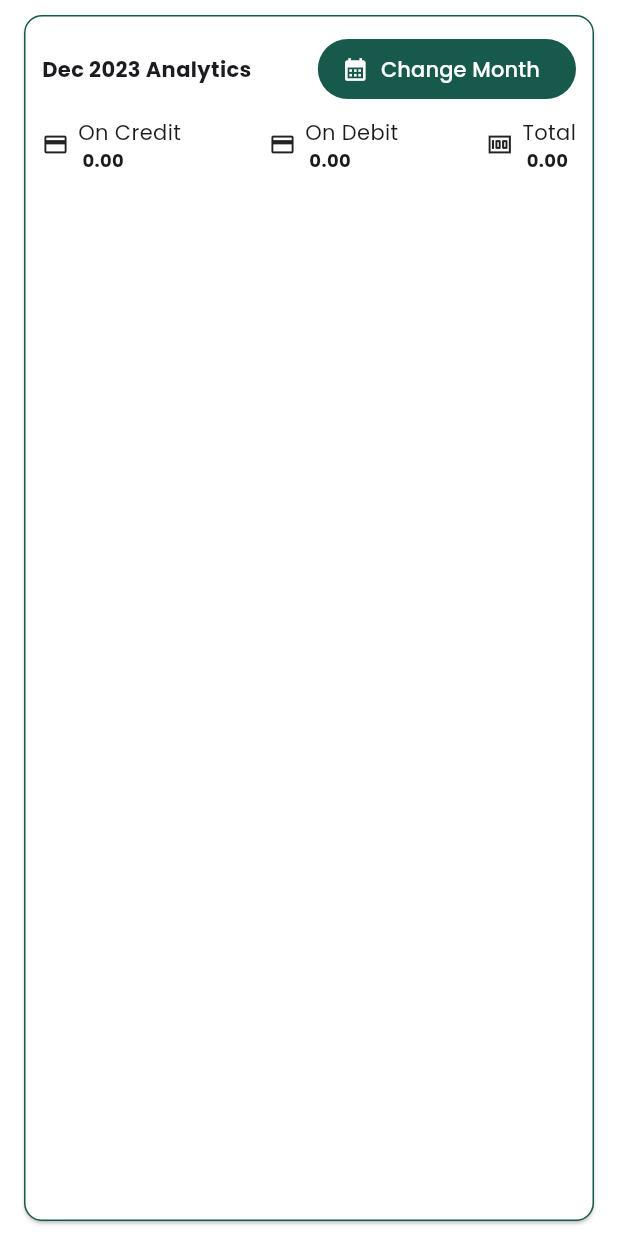
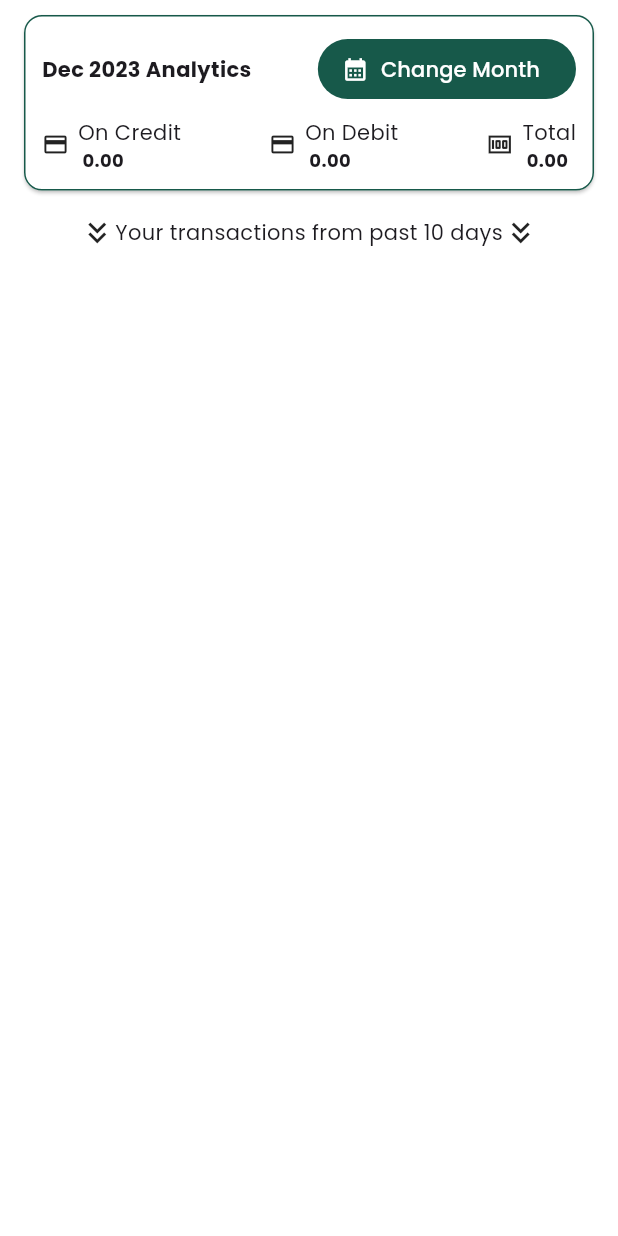
Before and after one commit to muhammed-shaheer-keerirakath/pay-tracker, a Flutter app: the SpendingAnalytics widget shown alone on an empty page, opened directly, on a phone screen of 412 x 824 dp. Run offline on Flutter 3.47's test engine with Material 3 defaults, Android fonts, the phone set to English and light mode, and no system bars; our stand-ins replace google_fonts, shared_preferences; missing offline and left inert: telephony; accounts and stored records are empty.

Commit message:
style: :lipstick: displays past 10 days info and numbering

```diff
--- a/lib/screens/spending_analytics/spending_analytics.dart
+++ b/lib/screens/spending_analytics/spending_analytics.dart
@@ -24,7 +24,9 @@ class _SpendingAnalyticsState extends State<SpendingAnalytics> {
 
     return Padding(
       padding: const EdgeInsets.fromLTRB(12, 6, 12, 6),
-      child: Card(
+      child: Column(
+        children: [
+          Card(
             shape: RoundedRectangleBorder(
               side: BorderSide(
                 color: Theme.of(context).colorScheme.outline,
@@ -55,8 +57,8 @@ class _SpendingAnalyticsState extends State<SpendingAnalytics> {
                                   child: Column(
                                     children: [
                                       Padding(
-                                    padding:
-                                        const EdgeInsets.fromLTRB(16, 8, 8, 8),
+                                        padding: const EdgeInsets.fromLTRB(
+                                            16, 8, 8, 8),
                                         child: Row(
                                           mainAxisAlignment:
                                               MainAxisAlignment.spaceBetween,
@@ -80,19 +82,22 @@ class _SpendingAnalyticsState extends State<SpendingAnalytics> {
                                           itemCount: 12,
                                           itemBuilder: (context, index) {
                                             bool isCurrentSelection =
-                                            (messageStoreModel.currentMonth ==
+                                                (messageStoreModel
+                                                        .currentMonth ==
                                                     monthsMMMFormat[index]);
 
                                             return InkWell(
                                               onTap: () {
                                                 setState(() {
-                                              messageStoreModel.currentMonth =
+                                                  messageStoreModel
+                                                          .currentMonth =
                                                       monthsMMMFormat[index];
                                                 });
                                                 Navigator.pop(buildContext);
                                               },
                                               child: Padding(
-                                            padding: const EdgeInsets.symmetric(
+                                                padding:
+                                                    const EdgeInsets.symmetric(
                                                   vertical: 10,
                                                   horizontal: 16,
                                                 ),
@@ -134,12 +139,14 @@ class _SpendingAnalyticsState extends State<SpendingAnalytics> {
                     mainAxisAlignment: MainAxisAlignment.spaceBetween,
                     children: [
                       SpendOnItem(
-                      currencyValue: monthlySpending.creditCardsTotalSpending,
+                          currencyValue:
+                              monthlySpending.creditCardsTotalSpending,
                           currencyName: monthlySpending.currencyName,
                           icon: Icons.credit_card,
                           title: 'On Credit'),
                       SpendOnItem(
-                      currencyValue: monthlySpending.debitCardsTotalSpending,
+                          currencyValue:
+                              monthlySpending.debitCardsTotalSpending,
                           currencyName: monthlySpending.currencyName,
                           icon: Icons.credit_card,
                           title: 'On Debit'),
@@ -166,6 +173,19 @@ class _SpendingAnalyticsState extends State<SpendingAnalytics> {
               ),
             ),
           ),
+          const Padding(
+            padding: EdgeInsets.only(top: 12),
+            child: Row(
+              mainAxisAlignment: MainAxisAlignment.center,
+              children: [
+                Icon(Icons.keyboard_double_arrow_down_outlined),
+                Text('Your transactions from past 10 days'),
+                Icon(Icons.keyboard_double_arrow_down_outlined),
+              ],
+            ),
+          )
+        ],
+      ),
     );
   }
 }
```
Also changed, not shown: lib/screens/message_list/message_list.dart (+10 -1 lines). Lines whose indentation alone changed are shown as unchanged.
